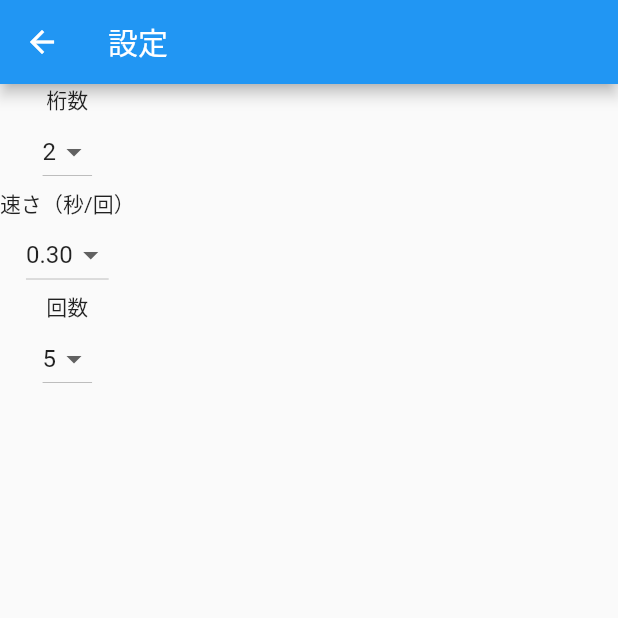
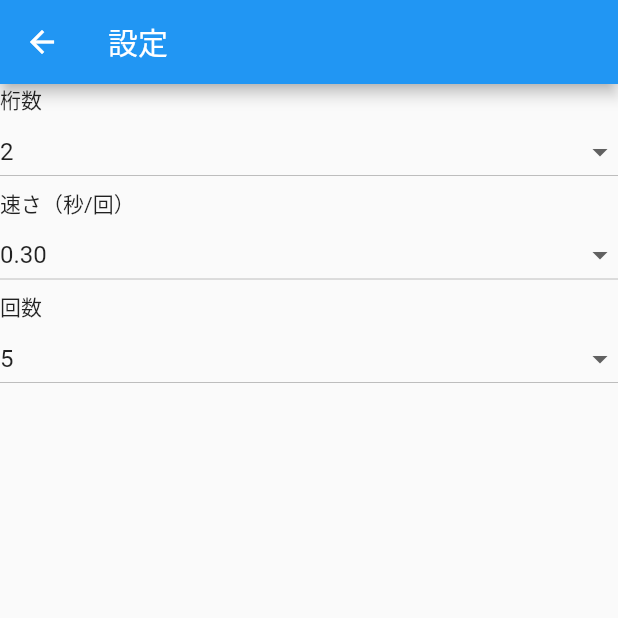
Before and after one commit to 156fllow/flash_mental_arithmetic, a Flutter app: the screen it shows after launch, after a tap on the "settings" icon, on a phone screen of 412 x 824 dp, the top half of it. Run offline on Flutter 3.47's test engine with Material 2 defaults, Android fonts, the phone set to English and light mode, and no system bars; our stand-ins replace shared_preferences.

Commit message:
implements viewstyle

```diff
--- a/lib/main.dart
+++ b/lib/main.dart
@@ -15,7 +15,7 @@ class MyApp extends StatelessWidget {
   @override
   Widget build(BuildContext context) {
     return MaterialApp(
-      title: 'Flutter Demo',
+      title: 'フラッシュ暗算',
       theme: ThemeData(
         // This is the theme of your application.
         //
@@ -186,7 +186,7 @@ class _MyHomePageState extends State<MyHomePage> {
         _textSection_controller.text = '〇';
         return true;
       }else{
-        _textSection_controller.text = '×';
+        _textSection_controller.text = correct_num.toString();
         return false;
       }
     }
@@ -197,9 +197,13 @@ class _MyHomePageState extends State<MyHomePage> {
           obscureText: false,
           controller: _textSection_controller,
           readOnly: true,
+          textAlign: TextAlign.center,
           decoration: InputDecoration(
             border: OutlineInputBorder(),
             labelText: '',
+          ),
+          style: TextStyle(
+            fontSize: 50
           ),
         )
     );
@@ -458,9 +462,12 @@ class _SettingsPage extends State<SettingsPage>{
             title: Text("設定"),
           ),
           body: Column(
+            crossAxisAlignment: CrossAxisAlignment.start,
+            mainAxisSize: MainAxisSize.min,
             children: <Widget>[
               Text("桁数"),
               DropdownButton<String>(
+                isExpanded: true,
                 value: digitsValue_String,
                 onChanged: (String newValue){
                   setState((){
@@ -477,6 +484,7 @@ class _SettingsPage extends State<SettingsPage>{
               ),
               Text("速さ（秒/回）"),
               DropdownButton<String>(
+                isExpanded: true,
                 value: showTimeValue_String,
                 onChanged: (String newValue){
                   setState((){
@@ -493,6 +501,7 @@ class _SettingsPage extends State<SettingsPage>{
               ),
               Text("回数"),
               DropdownButton<String>(
+                isExpanded: true,
                 value: showCountValue_String,
                 onChanged: (String newValue){
                   setState((){
```
